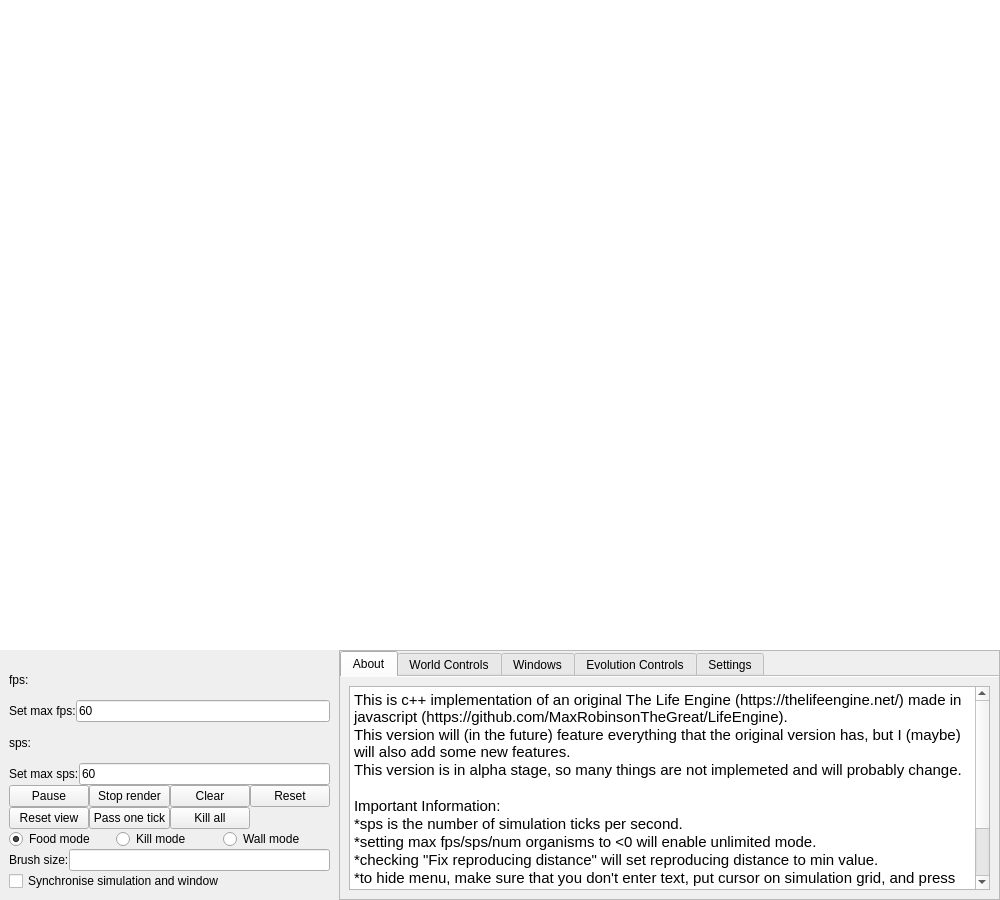
SuperSpaceEye/LifeEngineExtended, file Source/UiFiles/mainwindow.ui: the form before one commit.
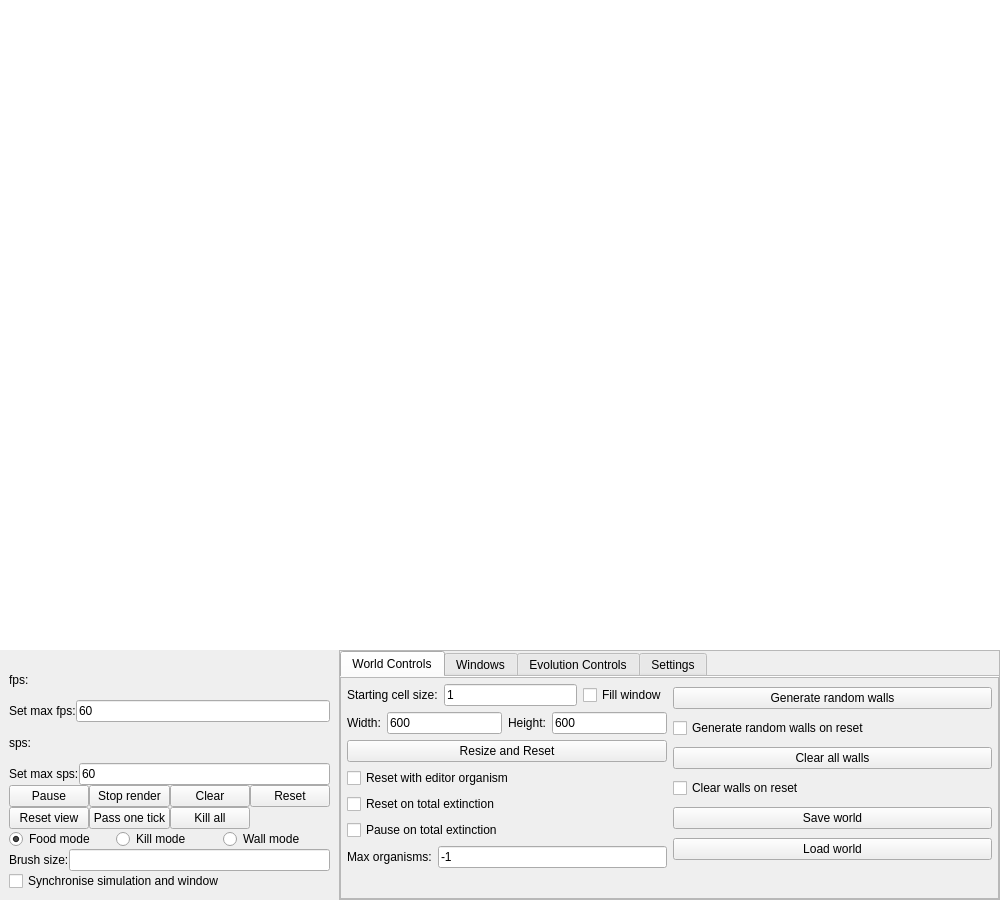
The form after the commit. The open tabs and pages were chosen to show the change.

```diff
--- a/Source/UiFiles/mainwindow.ui
+++ b/Source/UiFiles/mainwindow.ui
@@ -422,44 +422,6 @@
            <property name="tabBarAutoHide">
             <bool>true</bool>
            </property>
-           <widget class="QWidget" name="about_tab">
-            <attribute name="title">
-             <string>About</string>
-            </attribute>
-            <layout class="QVBoxLayout" name="verticalLayout_8">
-             <property name="spacing">
-              <number>0</number>
-             </property>
-             <item>
-              <widget class="QTextEdit" name="textEdit">
-               <property name="readOnly">
-                <bool>true</bool>
-               </property>
-               <property name="html">
-                <string>&lt;!DOCTYPE HTML PUBLIC &quot;-//W3C//DTD HTML 4.0//EN&quot; &quot;http://www.w3.org/TR/REC-html40/strict.dtd&quot;&gt;
-&lt;html&gt;&lt;head&gt;&lt;meta name=&quot;qrichtext&quot; content=&quot;1&quot; /&gt;&lt;style type=&quot;text/css&quot;&gt;
-p, li { white-space: pre-wrap; }
-&lt;/style&gt;&lt;/head&gt;&lt;body style=&quot; font-family:'Ubuntu'; font-size:11pt; font-weight:400; font-style:normal;&quot;&gt;
-&lt;p style=&quot; margin-top:0px; margin-bottom:0px; margin-left:0px; margin-right:0px; -qt-block-indent:0; text-indent:0px;&quot;&gt;This is c++ implementation of an original The Life Engine (https://thelifeengine.net/) made in javascript (https://github.com/MaxRobinsonTheGreat/LifeEngine).&lt;/p&gt;
-&lt;p style=&quot; margin-top:0px; margin-bottom:0px; margin-left:0px; margin-right:0px; -qt-block-indent:0; text-indent:0px;&quot;&gt;This version will (in the future) feature everything that the original version has, but I (maybe) will also add some new features.&lt;/p&gt;
-&lt;p style=&quot; margin-top:0px; margin-bottom:0px; margin-left:0px; margin-right:0px; -qt-block-indent:0; text-indent:0px;&quot;&gt;This version is in alpha stage, so many things are not implemeted and will probably change.&lt;/p&gt;
-&lt;p style=&quot;-qt-paragraph-type:empty; margin-top:0px; margin-bottom:0px; margin-left:0px; margin-right:0px; -qt-block-indent:0; text-indent:0px;&quot;&gt;&lt;br /&gt;&lt;/p&gt;
-&lt;p style=&quot; margin-top:0px; margin-bottom:0px; margin-left:0px; margin-right:0px; -qt-block-indent:0; text-indent:0px;&quot;&gt;Important Information:&lt;/p&gt;
-&lt;p style=&quot; margin-top:0px; margin-bottom:0px; margin-left:0px; margin-right:0px; -qt-block-indent:0; text-indent:0px;&quot;&gt;*sps is the number of simulation ticks per second.&lt;/p&gt;
-&lt;p style=&quot; margin-top:0px; margin-bottom:0px; margin-left:0px; margin-right:0px; -qt-block-indent:0; text-indent:0px;&quot;&gt;*setting max fps/sps/num organisms to &amp;lt;0 will enable unlimited mode.&lt;/p&gt;
-&lt;p style=&quot; margin-top:0px; margin-bottom:0px; margin-left:0px; margin-right:0px; -qt-block-indent:0; text-indent:0px;&quot;&gt;*checking &amp;quot;Fix reproducing distance&amp;quot; will set reproducing distance to min value.&lt;/p&gt;
-&lt;p style=&quot; margin-top:0px; margin-bottom:0px; margin-left:0px; margin-right:0px; -qt-block-indent:0; text-indent:0px;&quot;&gt;*to hide menu, make sure that you don't enter text, put cursor on simulation grid, and press the keyboard button &amp;quot;M&amp;quot;&lt;/p&gt;
-&lt;p style=&quot; margin-top:0px; margin-bottom:0px; margin-left:0px; margin-right:0px; -qt-block-indent:0; text-indent:0px;&quot;&gt;*To finilize changes in line edits you should press Enter.&lt;/p&gt;
-&lt;p style=&quot;-qt-paragraph-type:empty; margin-top:0px; margin-bottom:0px; margin-left:0px; margin-right:0px; -qt-block-indent:0; text-indent:0px;&quot;&gt;&lt;br /&gt;&lt;/p&gt;
-&lt;p style=&quot; margin-top:0px; margin-bottom:0px; margin-left:0px; margin-right:0px; -qt-block-indent:0; text-indent:0px;&quot;&gt;This project's Github: https://github.com/SuperSpaceEye/LifeEngineExtended&lt;/p&gt;&lt;/body&gt;&lt;/html&gt;</string>
-               </property>
-               <property name="overwriteMode">
-                <bool>false</bool>
-               </property>
-              </widget>
-             </item>
-            </layout>
-           </widget>
            <widget class="QWidget" name="world_controls_tab">
             <attribute name="title">
              <string>World Controls</string>
```
Left out of the diff: 67 changed lines with no effect on the pictures.
